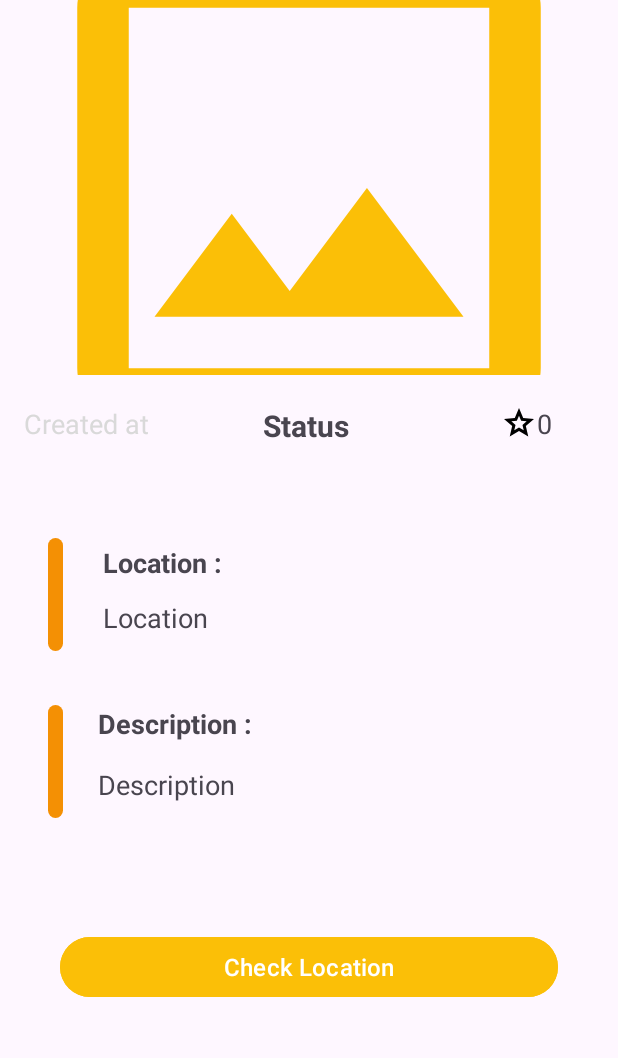
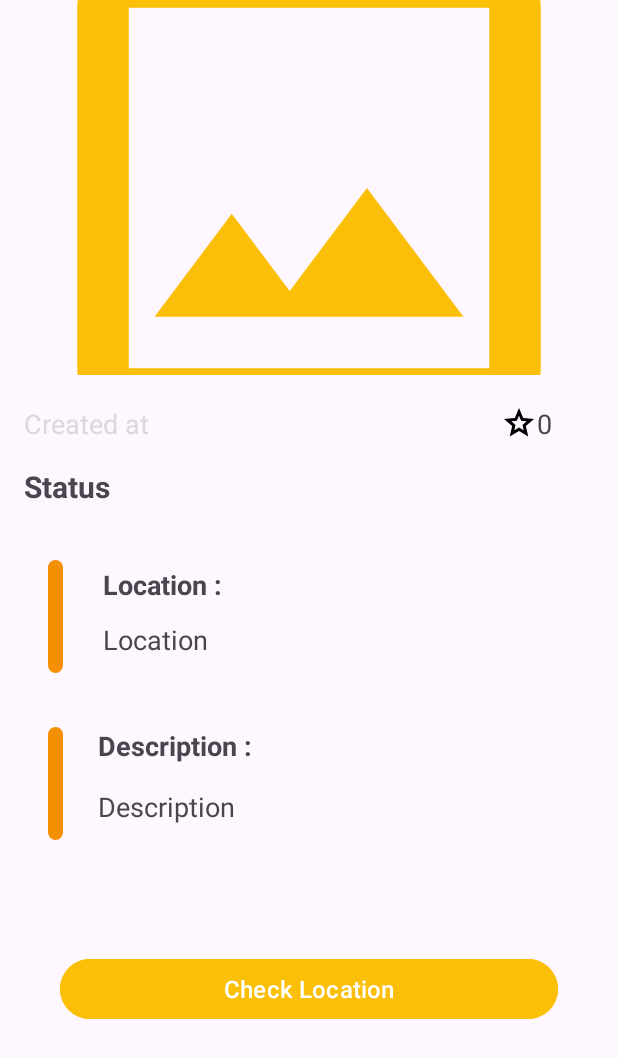
Before and after one commit to TrotoTrackApp/TrotoTrack-Mobile, an Android app: the DetailReportActivity screen opened directly, with no data from a screen before it, on a phone screen of 412 x 824 dp. Shown: the top 1058 px of the screen. Run offline under Robolectric (Android 15) with nearby library versions, the phone set to English and light mode, and no system bars; pictures from the network do not load; 1 statement that could not run was skipped.

Commit message:
feat: add intent to google maps in detailReportActivity  and edit report ui

```diff
--- a/app/src/main/res/layout/activity_detail_report.xml
+++ b/app/src/main/res/layout/activity_detail_report.xml
@@ -36,13 +36,13 @@
             android:id="@+id/reportStatus"
             android:layout_width="wrap_content"
             android:layout_height="wrap_content"
-            android:layout_marginStart="76dp"
-            android:layout_marginTop="20dp"
+            android:layout_marginStart="16dp"
+            android:layout_marginTop="16dp"
             android:text="Status"
             android:textSize="20sp"
             android:textStyle="bold"
-            app:layout_constraintStart_toEndOf="@+id/reportDate"
-            app:layout_constraintTop_toBottomOf="@id/reportImage" />
+            app:layout_constraintStart_toStartOf="parent"
+            app:layout_constraintTop_toBottomOf="@+id/reportDate" />
 
         <TextView
             android:id="@+id/reportVote"
@@ -61,11 +61,11 @@
             android:layout_width="10dp"
             android:layout_height="75dp"
             android:layout_marginStart="32dp"
-            android:layout_marginTop="64dp"
+            android:layout_marginTop="35dp"
             android:background="@drawable/rounded_corner"
             android:backgroundTint="#F49004"
             app:layout_constraintStart_toStartOf="parent"
-            app:layout_constraintTop_toBottomOf="@+id/reportDate" />
+            app:layout_constraintTop_toBottomOf="@+id/reportStatus" />
 
         <TextView
             android:id="@+id/location"
@@ -81,7 +81,7 @@
 
         <TextView
             android:id="@+id/reportLocation"
-            android:layout_width="wrap_content"
+            android:layout_width="0dp"
             android:layout_height="wrap_content"
             android:layout_marginTop="12dp"
             android:layout_marginEnd="20dp"
@@ -116,7 +116,7 @@
 
         <TextView
             android:id="@+id/reportDescription"
-            android:layout_width="wrap_content"
+            android:layout_width="0dp"
             android:layout_height="wrap_content"
             android:layout_marginTop="16dp"
             android:layout_marginEnd="20dp"
@@ -128,6 +128,7 @@
             app:layout_constraintTop_toBottomOf="@+id/description" />
 
         <Button
+            android:id="@+id/buttonCheckLocation"
             android:layout_width="match_parent"
             android:layout_height="wrap_content"
             android:layout_marginHorizontal="40dp"
```
Also changed, not shown: app/src/main/java/com/trototrackapp/trototrack/ui/detail/DetailReportActivity.kt (+24 -0 lines), app/src/main/res/layout/item_report.xml (+8 -5 lines).
